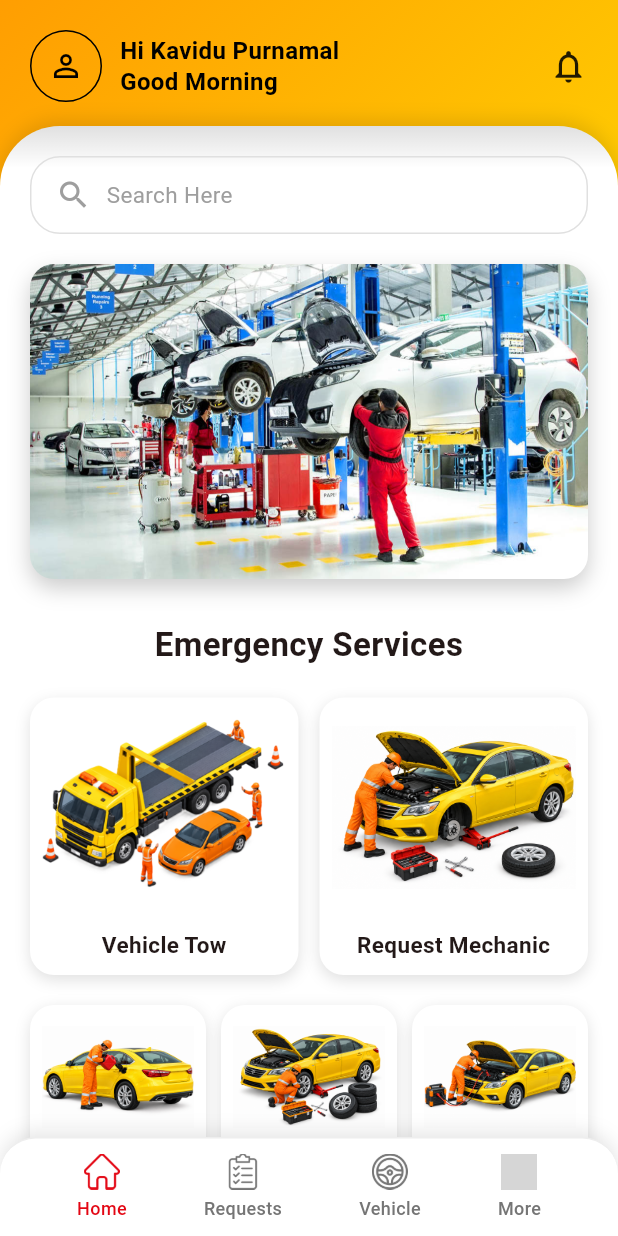
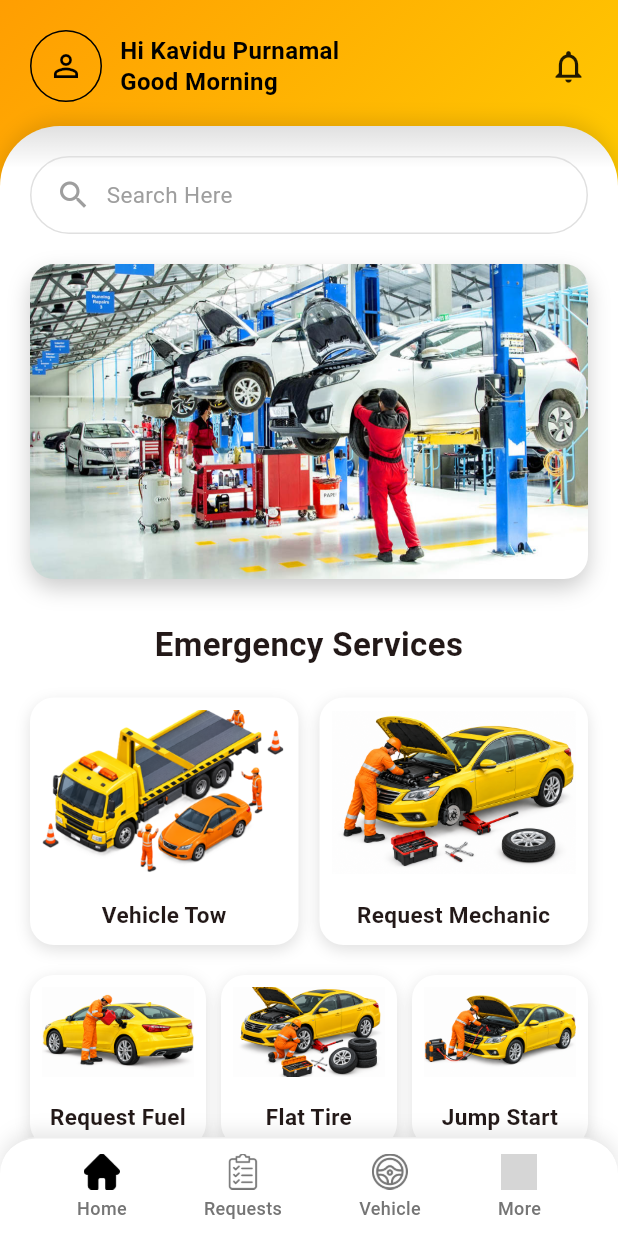
Before and after one commit to ChathuraAbeysinghe/RoadsideAssitance, a Flutter app: the screen it shows after launch, on a phone screen of 412 x 824 dp. Run offline on Flutter 3.47's test engine with Material 3 defaults, Android fonts, the phone set to English and light mode, and no system bars; our stand-ins replace cloud_firestore, firebase_auth, firebase_core, intl_phone_field, pin_code_fields; accounts and stored records are empty; grey boxes are pictures that could not be loaded.

Commit message:
Update home_page.dart

```diff
--- a/lib/features/home/home_page.dart
+++ b/lib/features/home/home_page.dart
@@ -169,7 +169,7 @@ class _HomePageState extends State<HomePage> {
                                   horizontal: 16,
                                 ),
                                 decoration: BoxDecoration(
-                                  borderRadius: BorderRadius.circular(20),
+                                  borderRadius: BorderRadius.circular(30),
                                   border: Border.all(
                                     color: Colors.grey.shade300,
                                   ),
@@ -266,7 +266,7 @@ class _HomePageState extends State<HomePage> {
                                         child: _ServiceItem(
                                           label: 'Vehicle Tow',
                                           imagePath: 'assets/images/towing.png',
-                                          height: 130,
+                                          height: 110,
                                         ),
                                       ),
                                       const SizedBox(width: 14),
@@ -275,7 +275,7 @@ class _HomePageState extends State<HomePage> {
                                           label: 'Request Mechanic',
                                           imagePath:
                                               'assets/images/mechanic.png',
-                                          height: 130,
+                                          height: 110,
                                         ),
                                       ),
                                     ],
@@ -290,7 +290,7 @@ class _HomePageState extends State<HomePage> {
                                           label: 'Request Fuel',
                                           imagePath:
                                               'assets/images/outoffuel.png',
-                                          height: 80,
+                                          height: 60,
                                         ),
                                       ),
                                       const SizedBox(width: 10),
@@ -299,7 +299,7 @@ class _HomePageState extends State<HomePage> {
                                           label: 'Flat Tire',
                                           imagePath:
                                               'assets/images/flattire.png',
-                                          height: 80,
+                                          height: 60,
                                         ),
                                       ),
                                       const SizedBox(width: 10),
@@ -308,7 +308,7 @@ class _HomePageState extends State<HomePage> {
                                           label: 'Jump Start',
                                           imagePath:
                                               'assets/images/jumpstart.png',
-                                          height: 80,
+                                          height: 60,
                                         ),
                                       ),
                                     ],
@@ -418,7 +418,7 @@ class _BottomNavBar extends StatelessWidget {
         children: const [
           _NavItem(
             label: 'Home',
-            iconPath: 'assets/images/home1.png',
+            iconPath: 'assets/images/home2.png',
             isActive: true,
           ),
           _NavItem(label: 'Requests', iconPath: 'assets/images/clipboard1.png'),
@@ -443,7 +443,9 @@ class _NavItem extends StatelessWidget {
 
   @override
   Widget build(BuildContext context) {
-    final color = isActive ? const Color(0xFFE30613) : Colors.grey.shade600;
+    final color = Colors.grey.shade600;
+    final imageColor = isActive ? null : color;
+
     return Column(
       mainAxisSize: MainAxisSize.min,
       children: [
@@ -451,7 +453,7 @@ class _NavItem extends StatelessWidget {
           iconPath,
           height: 24,
           width: 24,
-          color: color,
+          color: imageColor,
           errorBuilder: (context, error, stackTrace) =>
               Icon(Icons.circle_outlined, size: 24, color: color),
         ),
```
